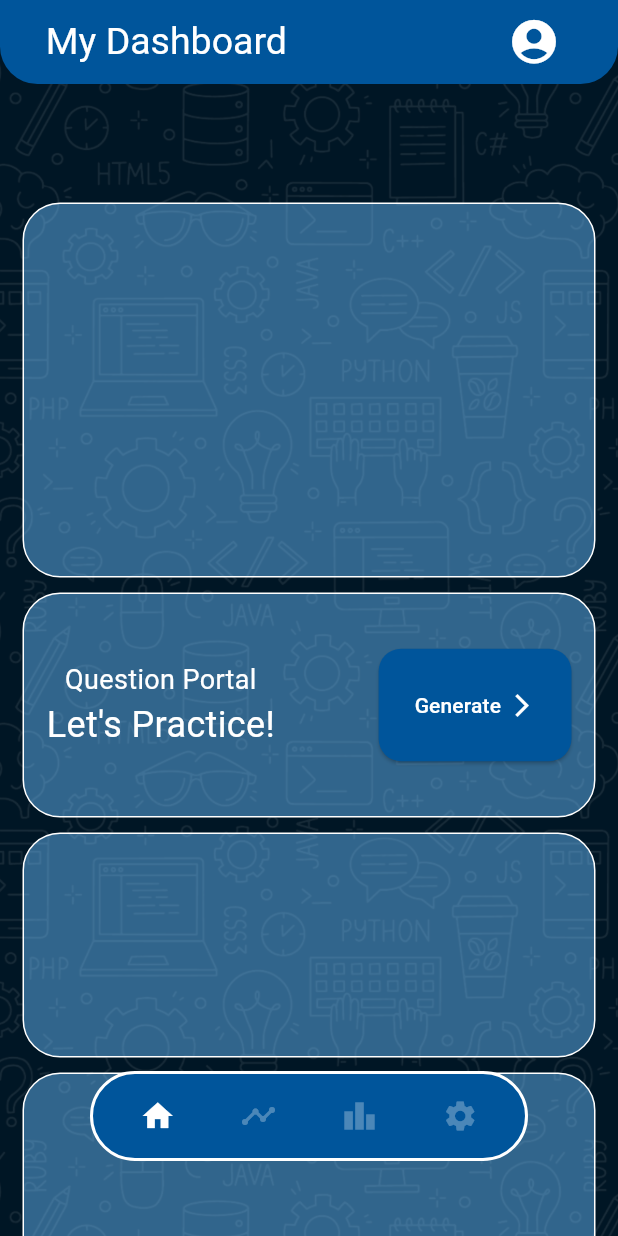
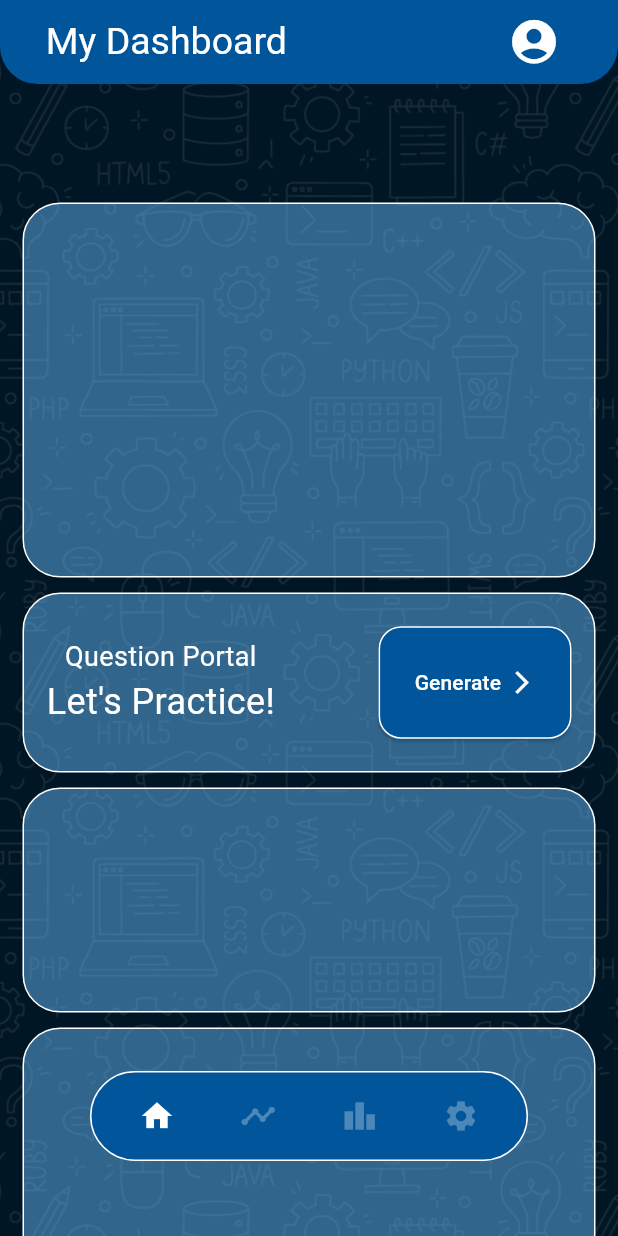
Before and after one commit to Rss1176/Coder, a Flutter app: the screen it shows after launch, on a phone screen of 412 x 824 dp. Run offline on Flutter 3.47's test engine with Material 3 defaults, Android fonts, the phone set to English and light mode, and no system bars; our stand-ins replace cloud_firestore, firebase_auth, firebase_core; accounts and stored records are empty; Roboto replaces fonts that are missing (LuckiestGuy).

Commit message:
changes to further pages regarding theme and sizes

```diff
--- a/application/lib/loading_welcome.dart
+++ b/application/lib/loading_welcome.dart
@@ -17,7 +17,7 @@ class Loading extends StatelessWidget {
         children: <Widget>[
           Positioned.fill(
             child: Image.asset(
-              "assets/images/background_simple_fortext.png",
+              "assets/images/background_simple.png",
               fit: BoxFit.cover,
             ),
           ),
@@ -70,7 +70,7 @@ class _LoadingPage extends State<LoadingPage> {
         children: <Widget>[
           SizedBox(height: 180),
           Padding(
-            padding: const EdgeInsets.symmetric(horizontal: 25.0),
+            padding: const EdgeInsets.symmetric(horizontal: 15.0),
             child: Stack(
               alignment: Alignment.center,
               children: [
@@ -82,7 +82,7 @@ class _LoadingPage extends State<LoadingPage> {
                     valueColor: AlwaysStoppedAnimation<Color>(
                         Color.fromARGB(255, 0, 85, 155)),
                     backgroundColor: const Color.fromARGB(12, 238, 238, 238),
-                    strokeWidth: 6.0,
+                    strokeWidth: 8.0,
                   ),
                 ),
                 Center(
--- a/application/lib/main.dart
+++ b/application/lib/main.dart
@@ -119,7 +119,7 @@ class _HomePageState extends State<HomePage> {
 
                     // adding template container for questions button
                     Container(
-                    height: 150,
+                    height: 120,
                     decoration: BoxDecoration(
                       border: Border.all(
                         color: Colors.white,
@@ -167,10 +167,17 @@ class _HomePageState extends State<HomePage> {
                                   onPressed: () {
                                     Navigator.of(context).push(createPageRoute2(Questions()));
                                   },
+
                                   style: ElevatedButton.styleFrom(
                                     backgroundColor: const Color.fromARGB(255, 0, 85, 155),
                                     minimumSize: Size(40, 75),
-                                    shape: RoundedRectangleBorder(borderRadius: BorderRadius.circular(15)),
+                                    shape: RoundedRectangleBorder(
+                                      borderRadius: BorderRadius.circular(15),
+                                      side: BorderSide(
+                                        color: Colors.white,
+                                        width: 1,
+                                      ),
+                                    ),
                                   ),
                                   child: Row(
                                     children:[
@@ -314,7 +321,7 @@ class _HomePageState extends State<HomePage> {
               decoration: BoxDecoration(
                 border: Border.all(
                   color: const Color.fromARGB(255, 255, 255, 255),
-                  width: 2,
+                  width: 1,
                 ),
                 color: Color.fromARGB(255, 0, 85, 155),
                 borderRadius: BorderRadius.circular(30),
--- a/application/lib/my_progress.dart
+++ b/application/lib/my_progress.dart
@@ -725,7 +725,7 @@ class _ProgressPageState extends State<ProgressPage> {
               decoration: BoxDecoration(
                 border: Border.all(
                   color: const Color.fromARGB(255, 255, 255, 255),
-                  width: 2,
+                  width: 1,
                 ),
                 color: Color.fromARGB(255, 0, 85, 155),
                 borderRadius: BorderRadius.circular(30),
--- a/application/lib/settings.dart
+++ b/application/lib/settings.dart
@@ -165,7 +165,7 @@ class _SettingsPageState extends State<SettingsPage> {
               decoration: BoxDecoration(
                 border: Border.all(
                   color: const Color.fromARGB(255, 255, 255, 255),
-                  width: 2,
+                  width: 1,
                 ),
                 color: Color.fromARGB(255, 0, 85, 155),
                 borderRadius: BorderRadius.circular(30),
--- a/application/lib/splash.dart
+++ b/application/lib/splash.dart
@@ -100,7 +100,6 @@ class _SplashScreen extends State<SplashScreen>{
             child: Text("Sign in",
               style: TextStyle(
                 color: Colors.white,
-                fontSize: 16
               ),
             ),
           ),
@@ -123,7 +122,6 @@ class _SplashScreen extends State<SplashScreen>{
             child: Text("Create an Account",
               style: TextStyle(
                 color: Colors.white,
-                fontSize: 16
               ),
             ),
           ),
@@ -138,7 +136,6 @@ class _SplashScreen extends State<SplashScreen>{
             child: Text("Continue as Guest",
               style: TextStyle(
                 color: const Color.fromARGB(255, 208, 208, 208),
-                fontSize: 16,
               ),
             ),
             onPressed: (){
```
